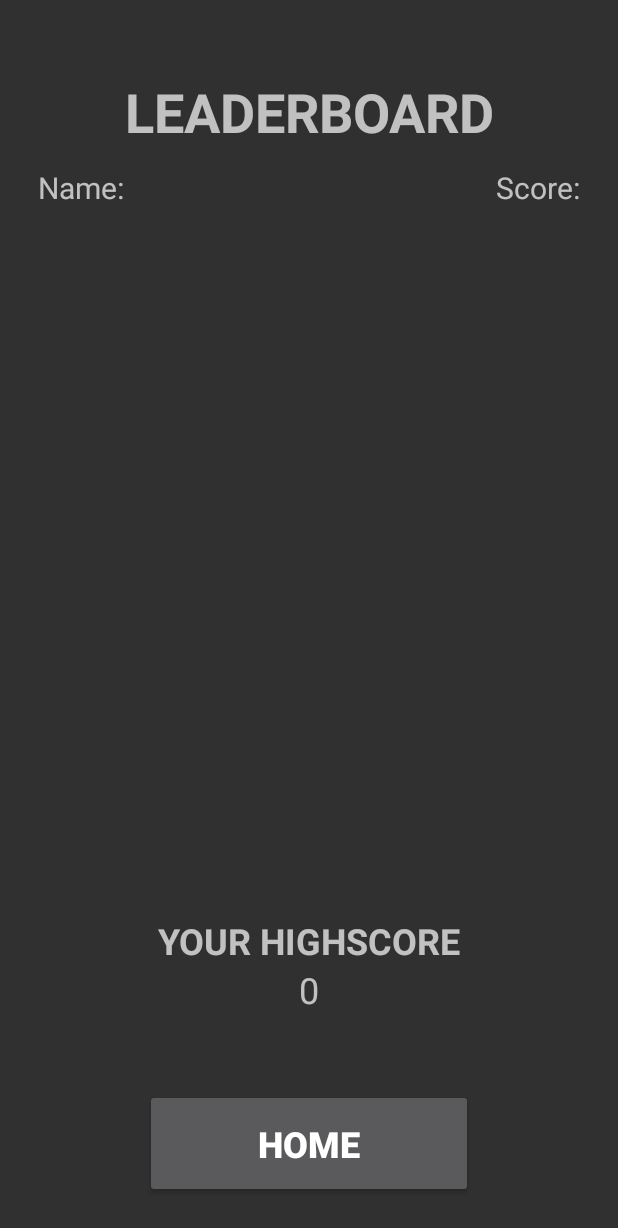
After one commit to CBUmikes930/Sanitizor, an Android app: the LeaderboardActivity screen opened directly, with no data from a screen before it, on a phone screen of 412 x 824 dp. The commit adds this screen. Shown: the top 1228 px of the screen. Run offline under Robolectric (Android 15) with nearby library versions, the phone set to English and light mode, and no system bars; our stand-ins replace Firebase (no records; nobody signed in at launch, a user with empty details on screens opened directly); Roboto replaces fonts that are not available here.

Commit message:
Created Leaderboard

```diff
--- a/app/build.gradle
+++ b/app/build.gradle
@@ -1,11 +1,12 @@
 apply plugin: 'com.android.application'
+apply plugin: 'com.google.gms.google-services'
 
 android {
     compileSdkVersion 30
     buildToolsVersion "30.0.2"
 
     defaultConfig {
-        applicationId "com.egr423.player"
+        applicationId "com.egr423.sanitizor"
         minSdkVersion 21
         targetSdkVersion 30
         versionCode 1
@@ -31,6 +32,8 @@ dependencies {
     implementation 'androidx.appcompat:appcompat:1.2.0'
     implementation 'com.google.android.material:material:1.2.1'
     implementation 'androidx.constraintlayout:constraintlayout:2.0.1'
+    implementation platform('com.google.firebase:firebase-bom:25.12.0')
+    implementation 'com.google.firebase:firebase-firestore:21.7.0'
     testImplementation 'junit:junit:4.13'
     androidTestImplementation 'androidx.test.ext:junit:1.1.2'
     androidTestImplementation 'androidx.test.espresso:espresso-core:3.3.0'
--- /dev/null
+++ b/app/src/main/java/com/egr423/sanitizor/LeaderboardActivity.java
@@ -0,0 +1,44 @@
+package com.egr423.sanitizor;
+
+import androidx.appcompat.app.AppCompatActivity;
+import androidx.recyclerview.widget.DividerItemDecoration;
+import androidx.recyclerview.widget.LinearLayoutManager;
+import androidx.recyclerview.widget.RecyclerView;
+
+import android.os.Bundle;
+import android.view.View;
+import android.widget.TextView;
+
+public class LeaderboardActivity extends AppCompatActivity {
+
+    @Override
+    protected void onCreate(Bundle savedInstanceState) {
+        //Initialize theme
+        SettingsDialogue.initialize(this);
+        //Create
+        super.onCreate(savedInstanceState);
+        setContentView(R.layout.activity_leaderboard);
+
+        //Initialize the reycler view
+        RecyclerView recyclerView = findViewById(R.id.recycler_view);
+        recyclerView.setLayoutManager(new LinearLayoutManager(this));
+
+        //Add a divider between elements in the recycler view
+        DividerItemDecoration divider = new DividerItemDecoration(recyclerView.getContext(),
+                DividerItemDecoration.VERTICAL);
+        recyclerView.addItemDecoration(divider);
+
+        //Use LeaderboardManager to populate the recycler view
+        LeaderboardManager leaderboardManager = new LeaderboardManager();
+        leaderboardManager.populateLeaderboard(this, recyclerView);
+
+        TextView userHighScore = findViewById(R.id.highscore);
+        //Temporary literal
+        leaderboardManager.getUserHighScore(userHighScore, "MWS");
+    }
+
+    //Return to the parent activity
+    public void homeButton(View view) {
+        finish();
+    }
+}
--- /dev/null
+++ b/app/src/main/java/com/egr423/sanitizor/LeaderboardManager.java
@@ -0,0 +1,187 @@
+package com.egr423.sanitizor;
+
+import android.content.Context;
+import android.util.Log;
+import android.view.LayoutInflater;
+import android.view.ViewGroup;
+import android.widget.TextView;
+
+import androidx.annotation.NonNull;
+import androidx.recyclerview.widget.RecyclerView;
+
+import com.google.android.gms.tasks.OnCompleteListener;
+import com.google.android.gms.tasks.OnFailureListener;
+import com.google.android.gms.tasks.OnSuccessListener;
+import com.google.android.gms.tasks.Task;
+import com.google.firebase.firestore.DocumentReference;
+import com.google.firebase.firestore.DocumentSnapshot;
+import com.google.firebase.firestore.FirebaseFirestore;
+import com.google.firebase.firestore.Query;
+import com.google.firebase.firestore.QuerySnapshot;
+import java.util.ArrayList;
+import java.util.HashMap;
+import java.util.List;
+import java.util.Map;
+
+/**
+ * Created by Micah Steinbock on October 21, 2020
+ * A manager object that is used to interact with the firestore database
+ */
+public class LeaderboardManager {
+
+    private final String TAG = "FireStore";
+
+    /**
+     * The overall method that gets the data from the firestore database and populates the RecyclerView
+     * @param context - The context of the app that is calling this method
+     * @param rView - The recyclerview to set the content to
+     */
+    public void populateLeaderboard(Context context, RecyclerView rView) {
+        FirebaseFirestore db = FirebaseFirestore.getInstance();
+
+        //Find the scores in descending order
+        db.collection("scores")
+                .orderBy("score", Query.Direction.DESCENDING)
+                .get()
+                .addOnCompleteListener(task -> {
+                    if (task.isSuccessful()) {
+                        Log.d(TAG, "Data acquired from populateLeaderboard().");
+                        //Proecess the results into List<Map> Format
+                        List<Map<String, Object>> results = processData(task.getResult());
+                        //Populate the adapter
+                        ScoreAdapter adapter = new ScoreAdapter(results, context);
+                        //Set the recycler view
+                        rView.setAdapter(adapter);
+                    } else {
+                        Log.d(TAG,
+                                "Could not load documents from populateLeaderboard(): "
+                                        + task.getException());
+                    }
+                });
+    }
+
+    /**
+     * Method to get the current user's high score (displayed in the leaderboard activity
+     * @param textView - The textview to set to the high score
+     * @param user - The name of the current user to search for
+     */
+    public void getUserHighScore(TextView textView, String user) {
+        FirebaseFirestore db = FirebaseFirestore.getInstance();
+
+        //Find the scores for user
+        db.collection("scores")
+                .whereEqualTo("name", user)
+                .orderBy("score", Query.Direction.DESCENDING)
+                .get()
+                .addOnCompleteListener(new OnCompleteListener<QuerySnapshot>() {
+                    @Override
+                    public void onComplete(@NonNull Task<QuerySnapshot> task) {
+                        if (task.isSuccessful()) {
+                            Log.d(TAG, "Data acquired from getUserHighScore().");
+                            //Process the results into List<Map> format
+                            try {
+                                List<Map<String, Object>> results = processData(task.getResult());
+                                //Sset the TextView
+                                textView.setText(results.get(0).get("score").toString());
+                            } catch (Exception e) {
+                                Log.d(TAG, "Error accessing returned data");
+                            }
+                        } else {
+                            Log.d(TAG,
+                                    "Could not laod documents from getUserHighScore(): "
+                                            + task.getException());
+                        }
+                    }
+                });
+    }
+
+    public void addNewScore(String name, Integer number) {
+        Map<String, Object> data = new HashMap<>();
+        data.put("name", name);
+        data.put("score", number);
+
+        FirebaseFirestore db = FirebaseFirestore.getInstance();
+
+        db.collection("scores")
+                .add(data)
+                .addOnSuccessListener(new OnSuccessListener<DocumentReference>() {
+                    @Override
+                    public void onSuccess(DocumentReference documentReference) {
+                        Log.d(TAG, "Data added properly with ID: "
+                                + documentReference.getId());
+                    }
+                })
+                .addOnFailureListener(new OnFailureListener() {
+                    @Override
+                    public void onFailure(@NonNull Exception e) {
+                        Log.d(TAG, "Error adding data: " + e);
+                    }
+                });
+    }
+
+
+    /**
+     * Helper method to convert the QuerySnapshot into a List of Key-Object maps
+     * @param result - the result of the query
+     * @return - A list of maps that have a string key and object value
+     */
+    private List<Map<String, Object>> processData(QuerySnapshot result) {
+        //Converts a query result set to List<Map> format
+        List<Map<String, Object>> results = new ArrayList<>();
+        for (DocumentSnapshot doc : result) {
+            Log.d(TAG, doc.getData().toString());
+            results.add(doc.getData());
+        }
+        return results;
+    }
+
+
+
+    private class ScoreHolder extends RecyclerView.ViewHolder {
+
+        private Map<String, Object> mScore;
+
+        private TextView mNameTextView;
+        private TextView mScoreTextView;
+
+        public ScoreHolder(LayoutInflater inflater, ViewGroup parent) {
+            super(inflater.inflate(R.layout.list_score, parent, false));
+            mNameTextView = itemView.findViewById(R.id.name);
+            mScoreTextView = itemView.findViewById(R.id.score);
+        }
+
+        public void bind(Map<String, Object> score) {
+            mScore = score;
+            mNameTextView.setText(mScore.get("name").toString());
+            mScoreTextView.setText(mScore.get("score").toString());
+        }
+    }
+
+    private class ScoreAdapter extends RecyclerView.Adapter<ScoreHolder> {
+
+        private List<Map<String, Object>> mScores;
+        private Context mContext;
+
+        public ScoreAdapter(List<Map<String, Object>> scores, Context context) {
+            mScores = scores;
+            mContext = context;
+        }
+
+        @Override
+        public ScoreHolder onCreateViewHolder(ViewGroup parent, int viewType) {
+            LayoutInflater layoutInflater = LayoutInflater.from(mContext);
+            return new ScoreHolder(layoutInflater, parent);
+        }
+
+        @Override
+        public void onBindViewHolder(ScoreHolder holder, int position) {
+            Map<String, Object> score = mScores.get(position);
+            holder.bind(score);
+        }
+
+        @Override
+        public int getItemCount() {
+            return mScores.size();
+        }
+    }
+}
--- a/app/src/main/java/com/egr423/sanitizor/MainActivity.java
+++ b/app/src/main/java/com/egr423/sanitizor/MainActivity.java
@@ -42,6 +42,11 @@ public class MainActivity extends AppCompatActivity {
         settingsDialogue.show(getSupportFragmentManager(), "settingsFragment");
     }
 
+    public void viewLeaderboard(View view) {
+        Intent leaderboardIntent = new Intent(MainActivity.this, LeaderboardActivity.class);
+        startActivity(leaderboardIntent);
+    }
+
     @Override
     public void recreate() {
         super.recreate();
--- /dev/null
+++ b/app/src/main/res/layout/activity_leaderboard.xml
@@ -0,0 +1,89 @@
+<?xml version="1.0" encoding="utf-8"?>
+<androidx.constraintlayout.widget.ConstraintLayout xmlns:android="http://schemas.android.com/apk/res/android"
+    xmlns:app="http://schemas.android.com/apk/res-auto"
+    xmlns:tools="http://schemas.android.com/tools"
+    android:layout_width="match_parent"
+    android:layout_height="match_parent"
+    tools:context=".LeaderboardActivity">
+
+    <TextView
+        android:id="@+id/header"
+        android:layout_width="wrap_content"
+        android:layout_height="wrap_content"
+        android:text="@string/header"
+        android:textAlignment="center"
+        android:textSize="36sp"
+        android:textStyle="bold"
+        app:layout_constraintTop_toTopOf="parent"
+        app:layout_constraintLeft_toLeftOf="parent"
+        app:layout_constraintRight_toRightOf="parent"
+        android:layout_marginTop="50dp"/>
+
+    <TextView
+        android:id="@+id/name_label"
+        android:layout_width="wrap_content"
+        android:layout_height="wrap_content"
+        android:text="@string/name_label"
+        style="@style/leaderboard_name"
+        app:layout_constraintLeft_toLeftOf="parent"
+        app:layout_constraintBottom_toTopOf="@id/recycler_view" />
+
+    <TextView
+        android:id="@+id/score_label"
+        android:layout_width="wrap_content"
+        android:layout_height="wrap_content"
+        android:text="@string/score_label"
+        style="@style/leaderboard_score"
+        app:layout_constraintRight_toRightOf="parent"
+        app:layout_constraintBottom_toTopOf="@id/recycler_view" />
+
+    <androidx.recyclerview.widget.RecyclerView
+        android:id="@+id/recycler_view"
+        android:layout_width="match_parent"
+        android:layout_height="0dp"
+        app:layout_constraintTop_toBottomOf="@id/header"
+        app:layout_constraintBottom_toTopOf="@id/highscore_header"
+        android:layout_marginTop="50dp"
+        android:layout_marginBottom="25dp"
+        android:scrollbars="vertical" />
+
+    <TextView
+        android:id="@+id/highscore_header"
+        android:layout_width="wrap_content"
+        android:layout_height="wrap_content"
+        android:text="@string/highscore_header"
+        android:textAlignment="center"
+        android:textSize="24sp"
+        android:textStyle="bold"
+        app:layout_constraintLeft_toLeftOf="parent"
+        app:layout_constraintRight_toRightOf="parent"
+        app:layout_constraintBottom_toTopOf="@id/highscore" />
+
+    <TextView
+        android:id="@+id/highscore"
+        android:layout_width="266dp"
+        android:layout_height="wrap_content"
+        android:text="@string/highscore"
+        android:textAlignment="center"
+        android:textSize="24sp"
+        app:layout_constraintLeft_toLeftOf="parent"
+        app:layout_constraintRight_toRightOf="parent"
+        app:layout_constraintBottom_toTopOf="@id/home_button"
+        android:layout_marginBottom="50dp"/>
+
+    <Button
+        android:id="@+id/home_button"
+        android:layout_width="wrap_content"
+        android:layout_height="wrap_content"
+        android:text="@string/home_button"
+        android:textSize="24sp"
+        android:textStyle="bold"
+        android:paddingHorizontal="75dp"
+        android:paddingVertical="20dp"
+        app:layout_constraintLeft_toLeftOf="parent"
+        app:layout_constraintRight_toRightOf="parent"
+        app:layout_constraintBottom_toBottomOf="parent"
+        android:layout_marginBottom="25dp"
+        android:onClick="homeButton" />
+
+</androidx.constraintlayout.widget.ConstraintLayout>
--- a/app/src/main/res/layout/main_unlogged.xml
+++ b/app/src/main/res/layout/main_unlogged.xml
@@ -77,6 +77,7 @@
                 android:layout_marginTop="10dp"
                 android:layout_marginRight="40dp"
                 android:background="@drawable/button_frame_med"
+                android:onClick="viewLeaderboard"
                 android:text="@string/view_leaderboard"
                 android:textColor="?buttonTextColor"
                 android:textSize="30sp" />
--- a/app/src/main/res/values/strings.xml
+++ b/app/src/main/res/values/strings.xml
@@ -27,4 +27,11 @@
     <!-- Game Activity -->
     <string name="fire_button">Fire!</string>
 
+    <!-- Leaderboard Activity -->
+    <string name="header">LEADERBOARD</string>
+    <string name="name_label">Name:</string>
+    <string name="score_label">Score:</string>
+    <string name="highscore_header">YOUR HIGHSCORE</string>
+    <string name="highscore">0</string>
+    <string name="home_button">HOME</string>
 </resources>
--- a/app/src/main/res/values/styles.xml
+++ b/app/src/main/res/values/styles.xml
@@ -38,4 +38,18 @@
         <item name="gameButtonTextColor">@color/gameButtonTextColorDark</item>
     </style>
 
+    <style name="leaderboard_name">
+        <item name="android:textSize">20sp</item>
+        <item name="android:paddingLeft">25dp</item>
+        <item name="android:paddingTop">10dp</item>
+        <item name="android:paddingBottom">10dp</item>
+    </style>
+
+    <style name="leaderboard_score">
+        <item name="android:textSize">20sp</item>
+        <item name="android:paddingRight">25dp</item>
+        <item name="android:paddingTop">10dp</item>
+        <item name="android:paddingBottom">10dp</item>
+    </style>
+
 </resources>
--- a/build.gradle
+++ b/build.gradle
@@ -6,6 +6,7 @@ buildscript {
     }
     dependencies {
         classpath 'com.android.tools.build:gradle:4.0.2'
+        classpath 'com.google.gms:google-services:4.3.4'
 
         // NOTE: Do not place your application dependencies here; they belong
         // in the individual module build.gradle files
```
Also changed, not shown: app/src/main/AndroidManifest.xml (+13 -9 lines), app/src/main/res/layout/list_score.xml (added, +26 -0 lines), app/src/main/res/drawable-v24/enemy.png (added), 1 other file.
